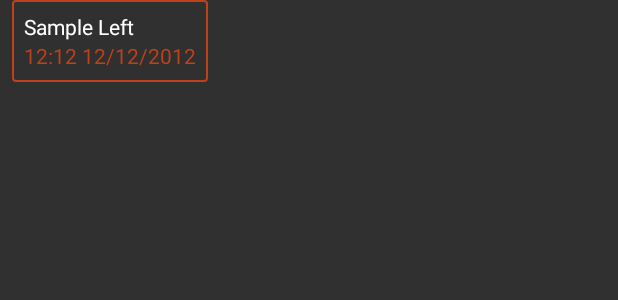
After one commit to hdgwee/scse.cz3004.2018.s1.g11, an Android app: the layout message_bubble.xml on its own in the app's theme, with its tools: preview values and no code run, on a phone screen of 412 x 824 dp. The commit adds this screen. Shown: the top 300 px of the screen. Run offline under Robolectric (Android 15) with nearby library versions, the phone set to English and light mode, and no system bars.

Commit message:
Display arrow head on grid map Message bubble added for Bluetooth Message Log

```diff
--- a/app/src/main/AndroidManifest.xml
+++ b/app/src/main/AndroidManifest.xml
@@ -5,6 +5,7 @@
     <uses-permission android:name="android.permission.BLUETOOTH" />
     <uses-permission android:name="android.permission.BLUETOOTH_ADMIN" />
     <uses-permission android:name="android.permission.ACCESS_FINE_LOCATION" />
+    <uses-permission android:name="android.permission.WRITE_EXTERNAL_STORAGE" />
 
     <application
         android:allowBackup="true"
--- /dev/null
+++ b/app/src/main/java/shadowbotz/shadowbotz/Adapter/ListViewListener.java
@@ -0,0 +1,5 @@
+package shadowbotz.shadowbotz.Adapter;
+
+public interface ListViewListener {
+    void onSelected(int position);
+}
--- a/app/src/main/java/shadowbotz/shadowbotz/Config.java
+++ b/app/src/main/java/shadowbotz/shadowbotz/Config.java
@@ -29,7 +29,11 @@ public class Config {
 
     public static String current_bluetooth_state = "";
     public static String paired_device_name = "";
+    public static String paired_device_address = "";
 
     public static String received_message = "";
     public static String sent_message = "";
+
+    public static String my_bluetooth_device_name = "";
+    public static String my_bluetooth_device_address = "";
 }
--- a/app/src/main/java/shadowbotz/shadowbotz/Controller/MovementController.java
+++ b/app/src/main/java/shadowbotz/shadowbotz/Controller/MovementController.java
@@ -74,7 +74,7 @@ public class MovementController {
         }
         else{
             imageAdapter.mThumbIds[robot.getWaypointPosition()] = 10; //unexplored waypoint
-            statusTextView.setText("Way point: " +Math.abs(robot.getWaypointPosition()/15)+", "+robot.getWaypointPosition()%15);
+            statusTextView.setText("Way point: "+robot.getWaypointPosition()%15+", "+Math.abs(robot.getWaypointPosition()/15));
 
             imageAdapter.notifyDataSetChanged();
         }
@@ -238,6 +238,7 @@ public class MovementController {
             robot.setHead(turnLeftwhenFaceDown(robot));
         }
         checkIfWaypointIsExplored(robot);
+        MainActivity.sendMessage("tl");
         imageAdapter.notifyDataSetChanged();
     }
 
@@ -259,6 +260,7 @@ public class MovementController {
             robot.setHead(turnRightwhenFaceDown(robot));
         }
         checkIfWaypointIsExplored(robot);
+        MainActivity.sendMessage("tr");
         imageAdapter.notifyDataSetChanged();
     }
 
@@ -289,6 +291,7 @@ public class MovementController {
                 robot.setBody(robot.getBody()+15);
             }
             checkIfWaypointIsExplored(robot);
+            MainActivity.sendMessage("f");
             imageAdapter.notifyDataSetChanged();
         }
         else{
--- a/app/src/main/java/shadowbotz/shadowbotz/Service/BluetoothMessagingService.java
+++ b/app/src/main/java/shadowbotz/shadowbotz/Service/BluetoothMessagingService.java
@@ -176,6 +176,7 @@ public class BluetoothMessagingService {
         Log.d(TAG, "connected, Socket Type:" + socketType);
 
         Config.paired_device_name = device.getName();
+        Config.paired_device_address = device.getAddress();
 
         // Cancel the thread that completed the connection
         if (mConnectThread != null) {
--- a/app/src/main/java/shadowbotz/shadowbotz/View/Bluetooth/BluetoothActivity.java
+++ b/app/src/main/java/shadowbotz/shadowbotz/View/Bluetooth/BluetoothActivity.java
@@ -28,10 +28,4 @@ public class BluetoothActivity extends AppCompatActivity {
             transaction.commit();
         }
     }
-
-    @Override
-    public boolean onCreateOptionsMenu(Menu menu) {
-        getMenuInflater().inflate(R.menu.main, menu);
-        return true;
-    }
 }
--- /dev/null
+++ b/app/src/main/res/drawable/bubble.xml
@@ -0,0 +1,12 @@
+<?xml version="1.0" encoding="utf-8"?>
+<layer-list xmlns:android="http://schemas.android.com/apk/res/android">
+    <item>
+        <shape>
+            <stroke
+                android:width="1dp"
+                android:color="@color/colorAccent" />
+
+            <corners android:radius="2dp" />
+        </shape>
+    </item>
+</layer-list>
--- /dev/null
+++ b/app/src/main/res/layout/message_bubble.xml
@@ -0,0 +1,36 @@
+<LinearLayout
+    xmlns:android="http://schemas.android.com/apk/res/android"
+    android:id="@+id/layoutForMessage"
+    android:layout_width="match_parent"
+    android:layout_height="wrap_content"
+    android:orientation="vertical">
+
+    <LinearLayout
+        android:layout_width="wrap_content"
+        android:layout_height="wrap_content"
+        android:layout_marginLeft="8dp"
+        android:layout_marginRight="8dp"
+        android:background="@drawable/bubble"
+        android:orientation="vertical"
+        android:padding="8dp">
+
+        <TextView
+            android:id="@+id/textViewNoMessage"
+            android:layout_width="wrap_content"
+            android:layout_height="wrap_content"
+            android:text="Sample Left"
+            android:textColor="#fff" />
+
+        <TextView
+            android:id="@+id/textViewTime"
+            android:layout_width="wrap_content"
+            android:layout_height="wrap_content"
+            android:layout_gravity="end"
+            android:text="12:12 12/12/2012"
+            android:textColor="@color/colorAccent" />
+    </LinearLayout>
+
+    <Space
+        android:layout_width="match_parent"
+        android:layout_height="8dp" />
+</LinearLayout>
--- a/app/src/main/res/values/colors.xml
+++ b/app/src/main/res/values/colors.xml
@@ -1,6 +1,6 @@
 <?xml version="1.0" encoding="utf-8"?>
 <resources>
-    <color name="colorPrimary">#81C6C6</color>
-    <color name="colorPrimaryDark">#A2AFA2</color>
-    <color name="colorAccent">#FF4081</color>
+    <color name="colorPrimary">#9E9E9E</color>
+    <color name="colorPrimaryDark">#616161</color>
+    <color name="colorAccent">#BF4119</color>
 </resources>
```
Also changed, not shown: app/src/main/java/shadowbotz/shadowbotz/Adapter/BluetoothMessageAdapter.java (added, +96 -0 lines), app/src/main/java/shadowbotz/shadowbotz/BluetoothObserverSubject/BluetoothSubject.java (+8 -6 lines), app/src/main/java/shadowbotz/shadowbotz/BluetoothObserverSubject/BluetoothSubscriber.java (deleted, +0 -25 lines), app/src/main/java/shadowbotz/shadowbotz/Model/BluetoothMessage.java (+12 -9 lines), app/src/main/java/shadowbotz/shadowbotz/View/Bluetooth/BluetoothMessageLogFragment.java (+56 -15 lines), app/src/main/java/shadowbotz/shadowbotz/View/MainActivity.java (+45 -18 lines), app/src/main/java/shadowbotz/shadowbotz/View/RobotFragment.java (+52 -9 lines), app/src/main/res/layout/fragment_bluetooth_message_log.xml (renamed from app/src/main/res/layout/fragment_bluetooth_message.xml, +3 -5 lines), app/src/main/res/layout/fragment_robot.xml (+9 -1 lines).
